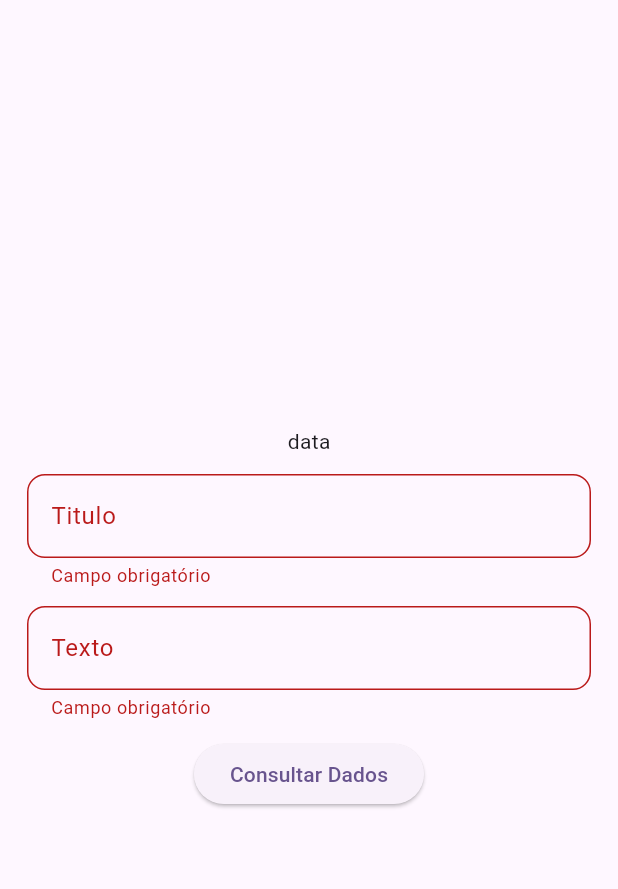
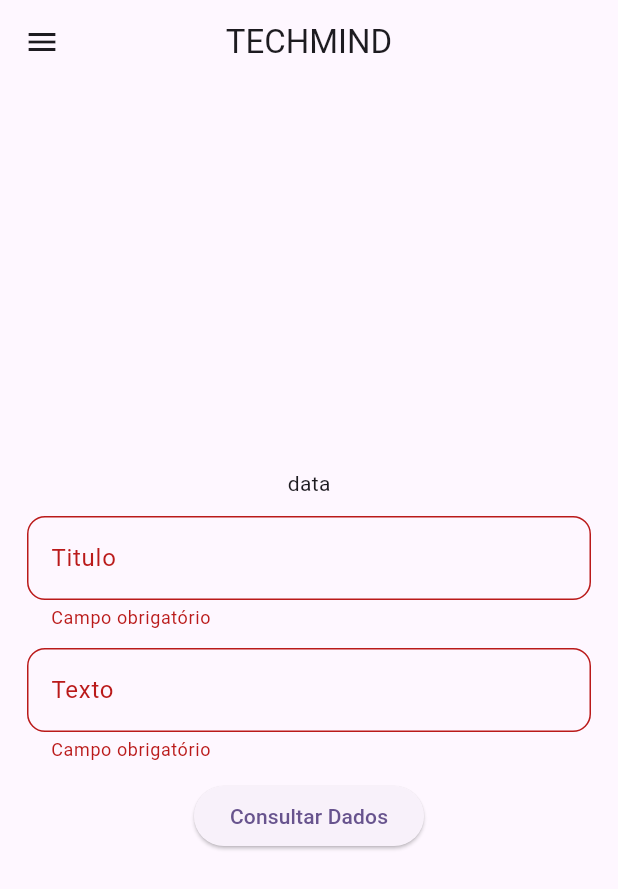
Before and after one commit to No-Country-simulation/G9-BR-Team-19, a Flutter app: the ConsultaConteudoView screen opened directly, after a tap on "Consultar Dados", on a phone screen of 412 x 824 dp. Shown: the top 889 px of the screen. Run offline on Flutter 3.47's test engine with Material 3 defaults, Android fonts, the phone set to English and light mode, and no system bars; our stand-ins replace google_fonts; Roboto replaces fonts that are missing (Iceberg).

```diff
--- a/Mobile/techmind/lib/view/consulta_conteudo_view.dart
+++ b/Mobile/techmind/lib/view/consulta_conteudo_view.dart
@@ -1,5 +1,6 @@
 import 'package:flutter/material.dart';
 import 'package:techmind/models/consulta_conteudo.dart';
+import 'package:techmind/shared/widgets/input_form.dart';
 import 'package:techmind/viewmodels/consulta_conteudo_viewmodels.dart';
 import 'package:provider/provider.dart';
 
@@ -19,6 +20,23 @@
   Widget build(BuildContext context) {
     return SafeArea(
       child: Scaffold(
+        appBar: AppBar(title: Text("TECHMIND"), centerTitle: true),
+        drawer: Drawer(
+          child: Column(
+            children: [
+              SizedBox(
+                width: double.infinity,
+                child: DrawerHeader(
+                  decoration: BoxDecoration(color: Colors.blue),
+                  child: Text("TECHMIND"),
+                ),
+              ),
+              ListTile(title: Text("Nova Análise"), onTap: () {}),
+              ListTile(title: Text("Bibliotech"), onTap: () {}),
+              ListTile(title: Text("Métricas"), onTap: () {}),
+            ],
+          ),
+        ),
         body: Column(
           mainAxisAlignment: MainAxisAlignment.center,
           children: [
@@ -30,8 +48,8 @@
                   spacing: 12,
                   children: [
                     Text("data"),
-                    inputForm(ctrTitulo, "Titulo"),
-                    inputForm(ctrTexto, "Texto"),
+                    InputForm(controller:  ctrTitulo, label:  "Titulo"),
+                    InputForm(controller:  ctrTexto, label:  "Texto"),
                     ElevatedButton(
                       onPressed: () async {
                         if (formKey.currentState!.validate()) {
@@ -57,19 +75,5 @@
     );
   }
 
-  TextFormField inputForm(TextEditingController controller, String label) {
-    return TextFormField(
-      decoration: InputDecoration(
-        border: OutlineInputBorder(borderRadius: BorderRadius.circular(12)),
-        label: Text(label),
-      ),
-      controller: controller,
-      validator: (value) {
-        if (value == null || value.isEmpty) {
-          return "Campo obrigatório";
-        }
-        return null;
-      },
-    );
-  }
+
 }
--- a/Mobile/techmind/lib/view/landpage_page.dart
+++ b/Mobile/techmind/lib/view/landpage_page.dart
@@ -1,6 +1,6 @@
 import 'package:flutter/material.dart';
 import 'package:techmind/config/app_size.dart';
-import 'package:techmind/view/consulta_conteudo_view.dart';
+import 'package:techmind/view/login_view.dart';
 
 class Landpage extends StatelessWidget {
   const Landpage({super.key});
@@ -74,7 +74,7 @@
                   onPressed: () {
                     Navigator.push(
                       context,
-                      MaterialPageRoute(builder: (_) => ConsultaConteudoView()),
+                      MaterialPageRoute(builder: (_) => LoginView()),
                     );
                   },
                   child: Text(
```
